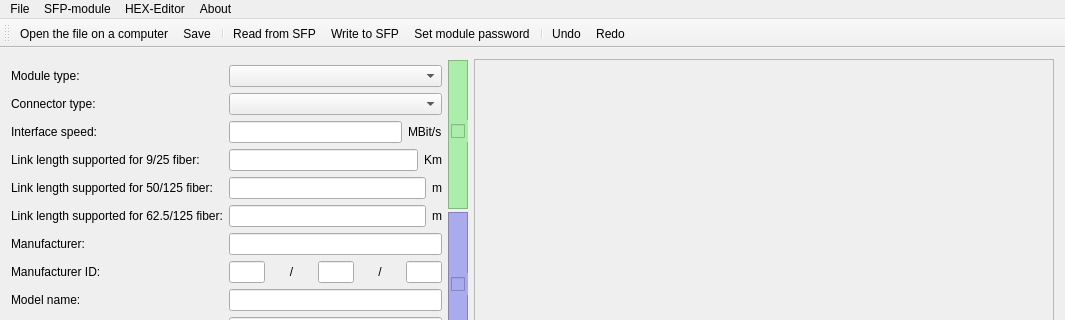
Qt form mainwindow.ui (bigbigmdm/SFP-Master) before a commit; both pictures show x 0 to 1065 and y 0 to 320 of the 1065 by 699 pixel window.
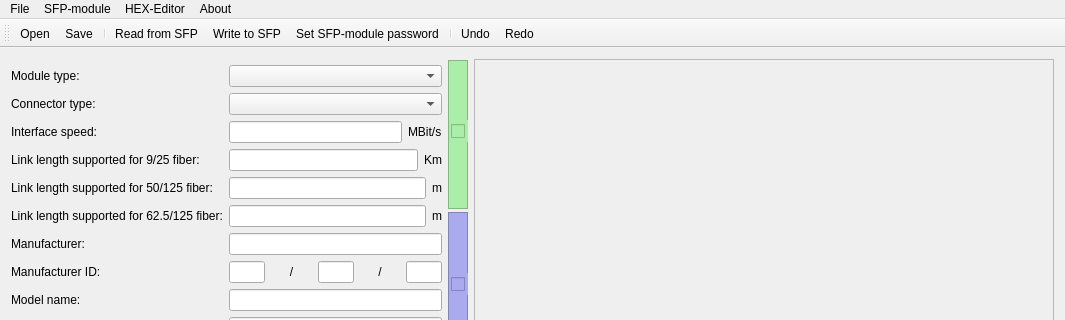
The same form after that commit. Icons and pictures are not drawn.

Patch:
```diff
--- a/mainwindow.ui
+++ b/mainwindow.ui
@@ -855,7 +855,7 @@
      <normaloff>:/res/img/open64.png</normaloff>:/res/img/open64.png</iconset>
    </property>
    <property name="text">
-    <string>Open the file on a computer</string>
+    <string>Open</string>
    </property>
    <property name="shortcut">
     <string>Ctrl+O</string>
@@ -912,7 +912,10 @@
      <normaloff>:/res/img/password64.png</normaloff>:/res/img/password64.png</iconset>
    </property>
    <property name="text">
-    <string>Set module password</string>
+    <string>Set SFP-module password</string>
+   </property>
+   <property name="toolTip">
+    <string>Set SFP-module password for writing data</string>
    </property>
    <property name="shortcut">
     <string>Ctrl+P</string>
```
